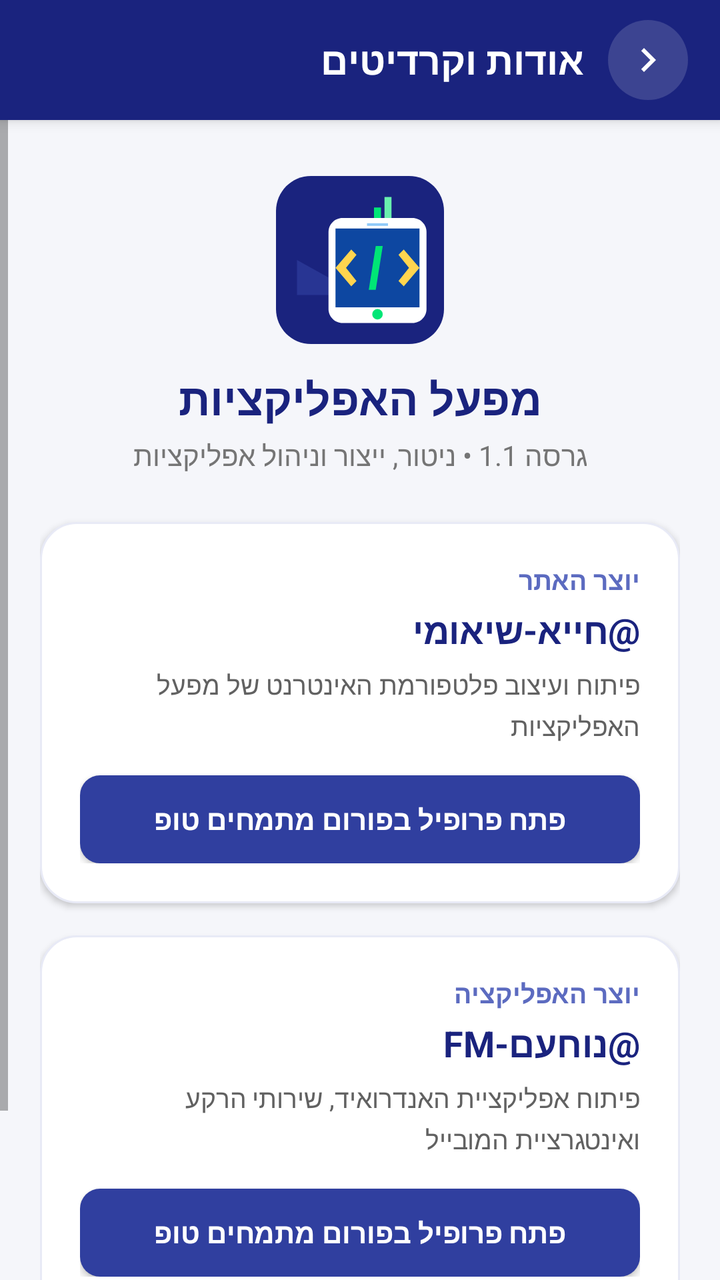
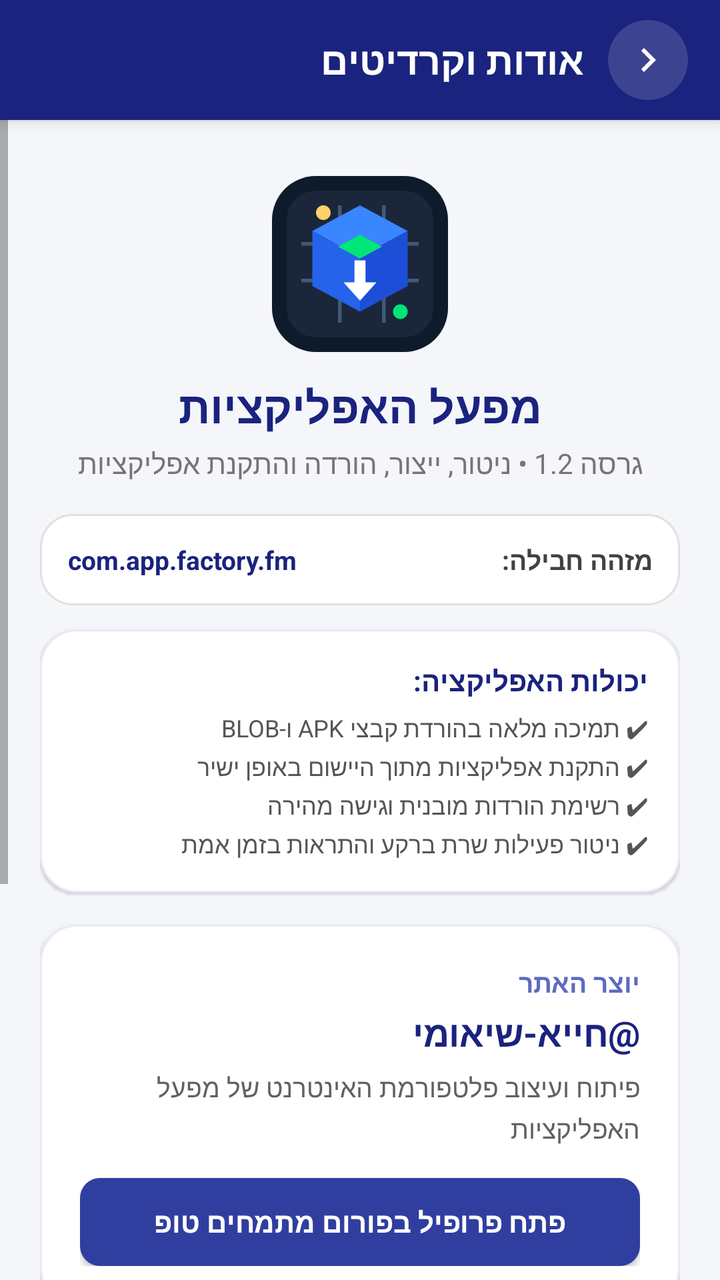

Compare the two renders of this Android layout. The source of the first and the diff that turns it into the second are given below.
<!-- AndroidManifest.xml: application theme android:Theme.Material.Light.NoActionBar -->
<!-- res/layout/activity_about.xml -->
<LinearLayout xmlns:android="http://schemas.android.com/apk/res/android"
    android:layout_width="match_parent"
    android:layout_height="match_parent"
    android:background="#F5F6FA"
    android:layoutDirection="rtl"
    android:orientation="vertical">

    
    <LinearLayout
        android:id="@+id/aboutHeaderBar"
        android:layout_width="match_parent"
        android:layout_height="60dp"
        android:background="#1A237E"
        android:elevation="4dp"
        android:gravity="center_vertical"
        android:orientation="horizontal"
        android:paddingEnd="16dp"
        android:paddingStart="16dp">

        <ImageButton
            android:id="@+id/btnAboutBack"
            android:layout_width="40dp"
            android:layout_height="40dp"
            android:layout_marginEnd="12dp"
            android:background="@drawable/bg_action_btn"
            android:contentDescription="@string/back"
            android:padding="8dp"
            android:src="@drawable/ic_arrow_back" />

        <TextView
            android:layout_width="wrap_content"
            android:layout_height="wrap_content"
            android:text="@string/about_title"
            android:textColor="#FFFFFF"
            android:textSize="19sp"
            android:textStyle="bold" />

    </LinearLayout>

    <ScrollView
        android:layout_width="match_parent"
        android:layout_height="match_parent"
        android:fillViewport="true">

        <LinearLayout
            android:layout_width="match_parent"
            android:layout_height="wrap_content"
            android:gravity="center_horizontal"
            android:orientation="vertical"
            android:padding="20dp">

            
            <ImageView
                android:layout_width="84dp"
                android:layout_height="84dp"
                android:layout_marginTop="8dp"
                android:contentDescription="@string/app_name"
                android:src="@drawable/ic_launcher" />

            <TextView
                android:layout_width="wrap_content"
                android:layout_height="wrap_content"
                android:layout_marginTop="12dp"
                android:text="@string/site_title"
                android:textColor="#1A237E"
                android:textSize="22sp"
                android:textStyle="bold" />

            <TextView
                android:layout_width="wrap_content"
                android:layout_height="wrap_content"
                android:layout_marginTop="4dp"
                android:text="@string/app_subtitle"
                android:textColor="#757575"
                android:textSize="14sp" />

            
            <LinearLayout
                android:layout_width="match_parent"
                android:layout_height="wrap_content"
                android:layout_marginTop="24dp"
                android:background="@drawable/bg_credit_card"
                android:elevation="2dp"
                android:orientation="vertical"
                android:padding="20dp">

                <TextView
                    android:layout_width="wrap_content"
                    android:layout_height="wrap_content"
                    android:text="@string/credit_site_creator_label"
                    android:textColor="#5C6BC0"
                    android:textSize="13sp"
                    android:textStyle="bold" />

                <TextView
                    android:layout_width="wrap_content"
                    android:layout_height="wrap_content"
                    android:layout_marginTop="4dp"
                    android:text="@string/credit_site_creator_name"
                    android:textColor="#1A237E"
                    android:textSize="18sp"
                    android:textStyle="bold" />

                <TextView
                    android:layout_width="wrap_content"
                    android:layout_height="wrap_content"
                    android:layout_marginTop="6dp"
                    android:lineSpacingExtra="3dp"
                    android:text="@string/credit_site_creator_desc"
                    android:textColor="#616161"
                    android:textSize="13sp" />

                <Button
                    android:id="@+id/btnSiteCreatorProfile"
                    android:layout_width="match_parent"
                    android:layout_height="44dp"
                    android:layout_marginTop="16dp"
                    android:background="@drawable/bg_link_btn"
                    android:text="@string/open_profile"
                    android:textColor="#FFFFFF"
                    android:textSize="14sp"
                    android:textStyle="bold" />

            </LinearLayout>

            
            <LinearLayout
                android:layout_width="match_parent"
                android:layout_height="wrap_content"
                android:layout_marginTop="16dp"
                android:background="@drawable/bg_credit_card"
                android:elevation="2dp"
                android:orientation="vertical"
                android:padding="20dp">

                <TextView
                    android:layout_width="wrap_content"
                    android:layout_height="wrap_content"
                    android:text="@string/credit_app_creator_label"
                    android:textColor="#5C6BC0"
                    android:textSize="13sp"
                    android:textStyle="bold" />

                <TextView
                    android:layout_width="wrap_content"
                    android:layout_height="wrap_content"
                    android:layout_marginTop="4dp"
                    android:text="@string/credit_app_creator_name"
                    android:textColor="#1A237E"
                    android:textSize="18sp"
                    android:textStyle="bold" />

                <TextView
                    android:layout_width="wrap_content"
                    android:layout_height="wrap_content"
                    android:layout_marginTop="6dp"
                    android:lineSpacingExtra="3dp"
                    android:text="@string/credit_app_creator_desc"
                    android:textColor="#616161"
                    android:textSize="13sp" />

                <Button
                    android:id="@+id/btnAppCreatorProfile"
                    android:layout_width="match_parent"
                    android:layout_height="44dp"
                    android:layout_marginTop="16dp"
                    android:background="@drawable/bg_link_btn"
                    android:text="@string/open_profile"
                    android:textColor="#FFFFFF"
                    android:textSize="14sp"
                    android:textStyle="bold" />

            </LinearLayout>

            <TextView
                android:layout_width="wrap_content"
                android:layout_height="wrap_content"
                android:layout_marginBottom="16dp"
                android:layout_marginTop="28dp"
                android:text="@string/mitmachim_credit"
                android:textColor="#9E9E9E"
                android:textSize="12sp" />

        </LinearLayout>
    </ScrollView>

</LinearLayout>
<!-- resources referenced by this layout -->
<resources>
  <!-- drawable bg_action_btn (drawable) -->
  <shape xmlns:android="http://schemas.android.com/apk/res/android"
      android:shape="oval">
      <solid android:color="#26FFFFFF" />
  </shape>
  <!-- drawable bg_credit_card (drawable) -->
  <shape xmlns:android="http://schemas.android.com/apk/res/android"
      android:shape="rectangle">
      <solid android:color="#FFFFFF" />
      <corners android:radius="18dp" />
      <stroke
          android:width="1dp"
          android:color="#E8EAF6" />
  </shape>
  <!-- drawable bg_link_btn (drawable) -->
  <shape xmlns:android="http://schemas.android.com/apk/res/android"
      android:shape="rectangle">
      <solid android:color="#303F9F" />
      <corners android:radius="10dp" />
  </shape>
  <!-- drawable ic_launcher (drawable) -->
  <vector xmlns:android="http://schemas.android.com/apk/res/android"
      android:width="96dp"
      android:height="96dp"
      android:viewportWidth="96"
      android:viewportHeight="96">
      
      <path
          android:fillColor="#1A237E"
          android:pathData="M20,0 L76,0 C87.05,0 96,8.95 96,20 L96,76 C96,87.05 87.05,96 76,96 L20,96 C8.95,96 0,87.05 0,76 L0,20 C0,8.95 8.95,0 20,0 Z" />
  
      
      <path
          android:fillColor="#283593"
          android:pathData="M12,68 L12,48 L30,58 L30,48 L50,58 L50,34 L66,34 L66,68 Z" />
  
      
      <path
          android:fillColor="#00E676"
          android:pathData="M56,18 L60,18 L60,30 L56,30 Z" />
      <path
          android:fillColor="#69F0AE"
          android:pathData="M62,12 L66,12 L66,28 L62,28 Z" />
  
      
      <path
          android:fillColor="#FFFFFF"
          android:pathData="M38,24 L78,24 C82.4,24 86,27.6 86,32 L86,76 C86,80.4 82.4,84 78,84 L38,84 C33.6,84 30,80.4 30,76 L30,32 C30,27.6 33.6,24 38,24 Z" />
  
      
      <path
          android:fillColor="#0D47A1"
          android:pathData="M34,30 L82,30 L82,75 L34,75 Z" />
  
      
      <path
          android:fillColor="#FFD54F"
          android:pathData="M46,45 L40,52.5 L46,60 L43,63 L34,52.5 L43,42 Z" />
      <path
          android:fillColor="#FFD54F"
          android:pathData="M70,45 L76,52.5 L70,60 L73,63 L82,52.5 L73,42 Z" />
      <path
          android:fillColor="#00E676"
          android:pathData="M61,40 L57,65 L53,65 L57,40 Z" />
  
      
      <path
          android:fillColor="#90CAF9"
          android:pathData="M52,27 L64,27 L64,28.5 L52,28.5 Z" />
      <path
          android:fillColor="#00E676"
          android:pathData="M55,79 A3,3 0 1,1 61,79 A3,3 0 1,1 55,79 Z" />
  </vector>
  <string name="about_title">אודות וקרדיטים</string>
  <string name="app_name">App Factory</string>
  <string name="app_subtitle">גרסה 1.1 • ניטור, ייצור וניהול אפליקציות</string>
  <string name="back">חזרה</string>
  <string name="credit_app_creator_desc">פיתוח אפליקציית האנדרואיד, שירותי הרקע ואינטגרציית המובייל</string>
  <string name="credit_app_creator_label">יוצר האפליקציה</string>
  <string name="credit_app_creator_name">@נוחעם-FM</string>
  <string name="credit_site_creator_desc">פיתוח ועיצוב פלטפורמת האינטרנט של מפעל האפליקציות</string>
  <string name="credit_site_creator_label">יוצר האתר</string>
  <string name="credit_site_creator_name">@חייא-שיאומי</string>
  <string name="mitmachim_credit">קהילת מתמחים טופ • mitmachim.top</string>
  <string name="open_profile">פתח פרופיל בפורום מתמחים טופ</string>
  <string name="site_title">מפעל האפליקציות</string>
  <!-- unchanged entries left out for length: 1 -->
</resources>

<!-- the commit's change to res/layout/activity_about.xml (unified diff, before → after) -->
@@ -51,8 +51,8 @@
 
             
             <ImageView
-                android:layout_width="84dp"
-                android:layout_height="84dp"
+                android:layout_width="88dp"
+                android:layout_height="88dp"
                 android:layout_marginTop="8dp"
                 android:contentDescription="@string/app_name"
                 android:src="@drawable/ic_launcher" />
@@ -78,7 +78,65 @@
             <LinearLayout
                 android:layout_width="match_parent"
                 android:layout_height="wrap_content"
-                android:layout_marginTop="24dp"
+                android:layout_marginTop="16dp"
+                android:background="@drawable/bg_card"
+                android:orientation="horizontal"
+                android:padding="14dp">
+
+                <TextView
+                    android:layout_width="0dp"
+                    android:layout_height="wrap_content"
+                    android:layout_weight="1"
+                    android:text="@string/package_name_label"
+                    android:textColor="#424242"
+                    android:textSize="13sp"
+                    android:textStyle="bold" />
+
+                <TextView
+                    android:id="@+id/tvPackageName"
+                    android:layout_width="wrap_content"
+                    android:layout_height="wrap_content"
+                    android:text="@string/package_name_val"
+                    android:textColor="#1A237E"
+                    android:textSize="13sp"
+                    android:textStyle="bold" />
+
+            </LinearLayout>
+
+            
+            <LinearLayout
+                android:layout_width="match_parent"
+                android:layout_height="wrap_content"
+                android:layout_marginTop="12dp"
+                android:background="@drawable/bg_credit_card"
+                android:elevation="1dp"
+                android:orientation="vertical"
+                android:padding="16dp">
+
+                <TextView
+                    android:layout_width="wrap_content"
+                    android:layout_height="wrap_content"
+                    android:text="@string/features_title"
+                    android:textColor="#1A237E"
+                    android:textSize="14sp"
+                    android:textStyle="bold" />
+
+                <TextView
+                    android:layout_width="wrap_content"
+                    android:layout_height="wrap_content"
+                    android:layout_marginTop="6dp"
+                    android:lineSpacingExtra="3dp"
+                    android:text="@string/features_desc"
+                    android:textColor="#555555"
+                    android:textSize="12sp" />
+
+            </LinearLayout>
+
+            
+            <LinearLayout
+                android:layout_width="match_parent"
+                android:layout_height="wrap_content"
+                android:layout_marginTop="16dp"
                 android:background="@drawable/bg_credit_card"
                 android:elevation="2dp"
                 android:orientation="vertical"
<!-- resource entries referenced after the edit -->
@@ -4,6 +4,13 @@
   <shape xmlns:android="http://schemas.android.com/apk/res/android"
       android:shape="oval">
       <solid android:color="#26FFFFFF" />
+  </shape>
+  <!-- drawable bg_card (drawable) -->
+  <shape xmlns:android="http://schemas.android.com/apk/res/android"
+      android:shape="rectangle">
+      <solid android:color="#FFFFFF" />
+      <corners android:radius="16dp" />
+      <stroke android:width="1dp" android:color="#E0E0E0" />
   </shape>
   <!-- drawable bg_credit_card (drawable) -->
   <shape xmlns:android="http://schemas.android.com/apk/res/android"
@@ -26,65 +33,72 @@
       android:height="96dp"
       android:viewportWidth="96"
       android:viewportHeight="96">
-      
-      <path
-          android:fillColor="#1A237E"
-          android:pathData="M20,0 L76,0 C87.05,0 96,8.95 96,20 L96,76 C96,87.05 87.05,96 76,96 L20,96 C8.95,96 0,87.05 0,76 L0,20 C0,8.95 8.95,0 20,0 Z" />
   
       
       <path
-          android:fillColor="#283593"
-          android:pathData="M12,68 L12,48 L30,58 L30,48 L50,58 L50,34 L66,34 L66,68 Z" />
+          android:fillColor="#0D1B2A"
+          android:pathData="M24,0 L72,0 C85.25,0 96,10.75 96,24 L96,72 C96,85.25 85.25,96 72,96 L24,96 C10.75,96 0,85.25 0,72 L0,24 C0,10.75 10.75,0 24,0 Z" />
+  
+      
+      <path
+          android:fillColor="#1B263B"
+          android:pathData="M8,24 C8,15.16 15.16,8 24,8 L72,8 C80.84,8 88,15.16 88,24 L88,72 C88,80.84 80.84,88 72,88 L24,88 C15.16,88 8,80.84 8,72 Z" />
+  
+      
+      <path
+          android:fillColor="#415A77"
+          android:pathData="M16,56 L80,56 L80,58 L16,58 Z M16,36 L80,36 L80,38 L16,38 Z M36,16 L38,16 L38,80 L36,80 Z M60,16 L62,16 L62,80 L60,80 Z" />
+  
+      
+      <path
+          android:fillColor="#3A86FF"
+          android:pathData="M48,16 L74,30 L48,44 L22,30 Z" />
+  
+      
+      <path
+          android:fillColor="#2563EB"
+          android:pathData="M22,30 L48,44 L48,74 L22,60 Z" />
+  
+      
+      <path
+          android:fillColor="#1D4ED8"
+          android:pathData="M48,44 L74,30 L74,60 L48,74 Z" />
   
       
       <path
           android:fillColor="#00E676"
-          android:pathData="M56,18 L60,18 L60,30 L56,30 Z" />
-      <path
-          android:fillColor="#69F0AE"
-          android:pathData="M62,12 L66,12 L66,28 L62,28 Z" />
+          android:pathData="M48,32 L60,38.5 L48,45 L36,38.5 Z" />
   
       
       <path
           android:fillColor="#FFFFFF"
-          android:pathData="M38,24 L78,24 C82.4,24 86,27.6 86,32 L86,76 C86,80.4 82.4,84 78,84 L38,84 C33.6,84 30,80.4 30,76 L30,32 C30,27.6 33.6,24 38,24 Z" />
+          android:pathData="M45,46 L51,46 L51,58 L57,58 L48,68 L39,58 L45,58 Z" />
   
       
       <path
-          android:fillColor="#0D47A1"
-          android:pathData="M34,30 L82,30 L82,75 L34,75 Z" />
-  
-      
-      <path
-          android:fillColor="#FFD54F"
-          android:pathData="M46,45 L40,52.5 L46,60 L43,63 L34,52.5 L43,42 Z" />
-      <path
-          android:fillColor="#FFD54F"
-          android:pathData="M70,45 L76,52.5 L70,60 L73,63 L82,52.5 L73,42 Z" />
+          android:fillColor="#FFD166"
+          android:pathData="M24,20 A4,4 0 1,1 32,20 A4,4 0 1,1 24,20 Z" />
       <path
           android:fillColor="#00E676"
-          android:pathData="M61,40 L57,65 L53,65 L57,40 Z" />
+          android:pathData="M66,74 A4,4 0 1,1 74,74 A4,4 0 1,1 66,74 Z" />
   
-      
-      <path
-          android:fillColor="#90CAF9"
-          android:pathData="M52,27 L64,27 L64,28.5 L52,28.5 Z" />
-      <path
-          android:fillColor="#00E676"
-          android:pathData="M55,79 A3,3 0 1,1 61,79 A3,3 0 1,1 55,79 Z" />
   </vector>
   <string name="about_title">אודות וקרדיטים</string>
   <string name="app_name">App Factory</string>
-  <string name="app_subtitle">גרסה 1.1 • ניטור, ייצור וניהול אפליקציות</string>
+  <string name="app_subtitle">גרסה 1.2 • ניטור, ייצור, הורדה והתקנת אפליקציות</string>
   <string name="back">חזרה</string>
-  <string name="credit_app_creator_desc">פיתוח אפליקציית האנדרואיד, שירותי הרקע ואינטגרציית המובייל</string>
+  <string name="credit_app_creator_desc">פיתוח אפליקציית האנדרואיד com.app.factory.fm, הורדות, התקנת APK וניטור רקע</string>
   <string name="credit_app_creator_label">יוצר האפליקציה</string>
   <string name="credit_app_creator_name">@נוחעם-FM</string>
   <string name="credit_site_creator_desc">פיתוח ועיצוב פלטפורמת האינטרנט של מפעל האפליקציות</string>
   <string name="credit_site_creator_label">יוצר האתר</string>
   <string name="credit_site_creator_name">@חייא-שיאומי</string>
+  <string name="features_desc">✔ תמיכה מלאה בהורדת קבצי APK ו-BLOB\n✔ התקנת אפליקציות מתוך היישום באופן ישיר\n✔ רשימת הורדות מובנית וגישה מהירה\n✔ ניטור פעילות שרת ברקע והתראות בזמן אמת</string>
+  <string name="features_title">יכולות האפליקציה:</string>
   <string name="mitmachim_credit">קהילת מתמחים טופ • mitmachim.top</string>
   <string name="open_profile">פתח פרופיל בפורום מתמחים טופ</string>
+  <string name="package_name_label">מזהה חבילה:</string>
+  <string name="package_name_val">com.app.factory.fm</string>
   <string name="site_title">מפעל האפליקציות</string>
   <!-- unchanged entries left out for length: 1 -->
 </resources>
